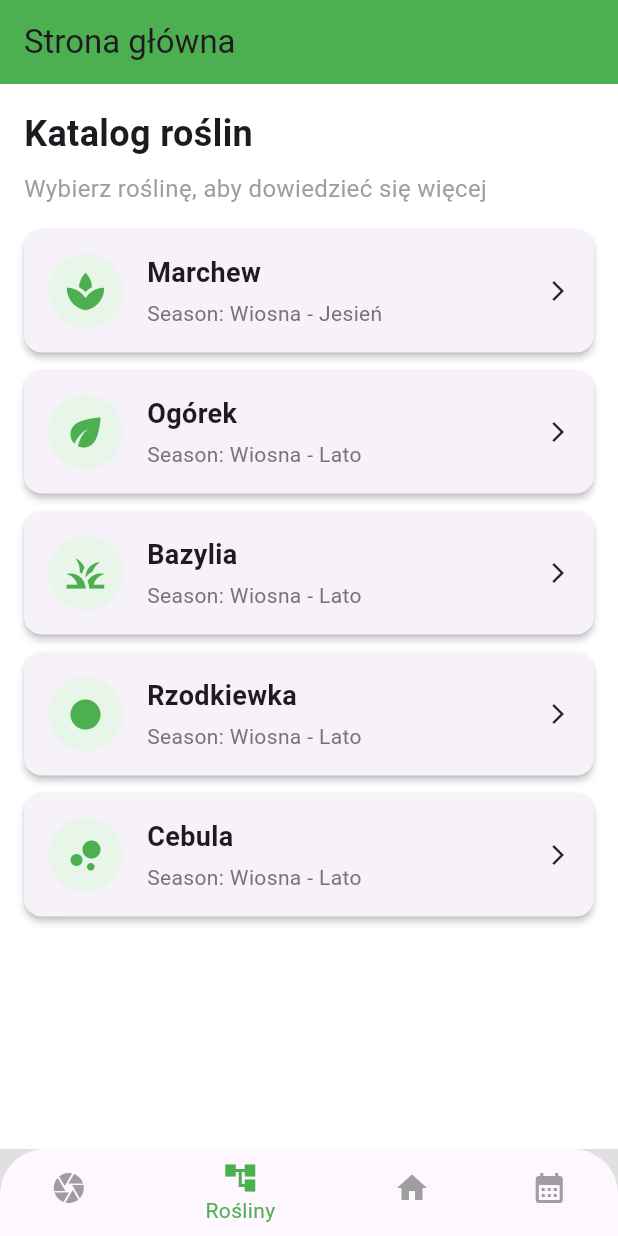
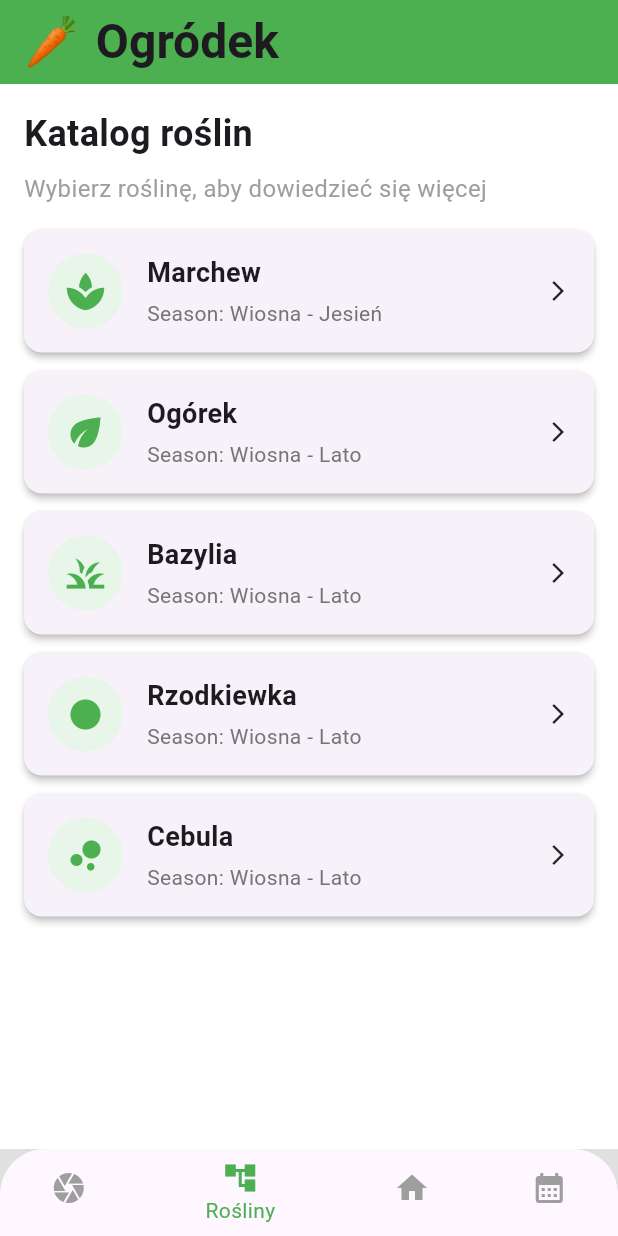
Before and after one commit to swiczka/hackcarpathia2025ogrody, a Flutter app: the screen it shows after launch, item 2 of the bottom bar chosen, on a phone screen of 412 x 824 dp. Run offline on Flutter 3.47's test engine with Material 3 defaults, Android fonts, the phone set to English and light mode, and no system bars; our stand-ins replace camera, table_calendar; missing offline and left inert: cross_file_image; network calls fail.

Commit message:
dodanie nazwy apki

```diff
--- a/lib/main.dart
+++ b/lib/main.dart
@@ -30,7 +30,7 @@ class MyApp extends StatelessWidget {
           ),
         ),
       ),
-      home: const MyHomePage(title: 'Strona główna'),
+      home: const MyHomePage(title: '🥕 Ogródek'),
       debugShowCheckedModeBanner: false,
     );
   }
@@ -65,7 +65,13 @@ class _MyHomePageState extends State<MyHomePage> {
   Widget build(BuildContext context) {
     return Scaffold(
       appBar: AppBar(
-        title: Text(widget.title),
+        title: Text(
+          widget.title,
+          style: TextStyle(
+            fontWeight: FontWeight.bold,
+            fontSize: 32,
+          ),
+        ),
       ),
       body: _pages[_selectedIndex],
       bottomNavigationBar: ClipRRect(
--- a/pubspec.yaml
+++ b/pubspec.yaml
@@ -35,6 +35,7 @@ dependencies:
   camera: ^0.11.1
   path_provider: ^2.1.1
   table_calendar: ^3.0.0
+
 
   # The following adds the Cupertino Icons font to your application.
   # Use with the CupertinoIcons class for iOS style icons.
```
